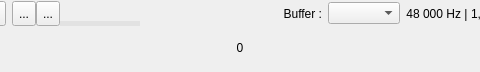
This is resources/ui/patchbay_tools.ui in Houston4444/HoustonPatchbay as Qt 5 draws it before an edit; both pictures show x 297 to 777 and y 0 to 72 of the 1077 by 72 pixel window. The edited form follows.
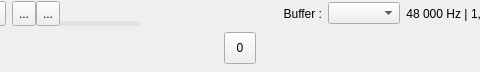
This is the edited form. Icons and pictures are not drawn. Custom widgets are drawn as their Qt base class.

Diff of the .ui file:
```diff
--- a/resources/ui/patchbay_tools.ui
+++ b/resources/ui/patchbay_tools.ui
@@ -518,9 +518,6 @@
          <height>32</height>
         </size>
        </property>
-       <property name="styleSheet">
-        <string notr="true">QToolButton{border:none}</string>
-       </property>
        <property name="text">
         <string>0</string>
        </property>
```
